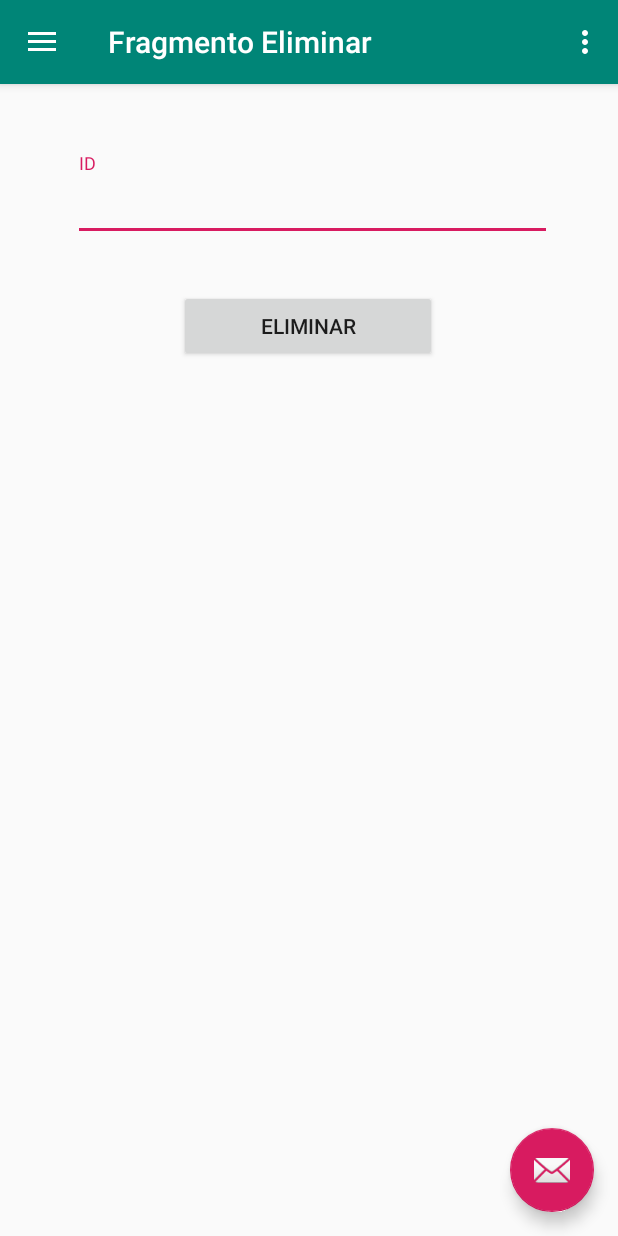
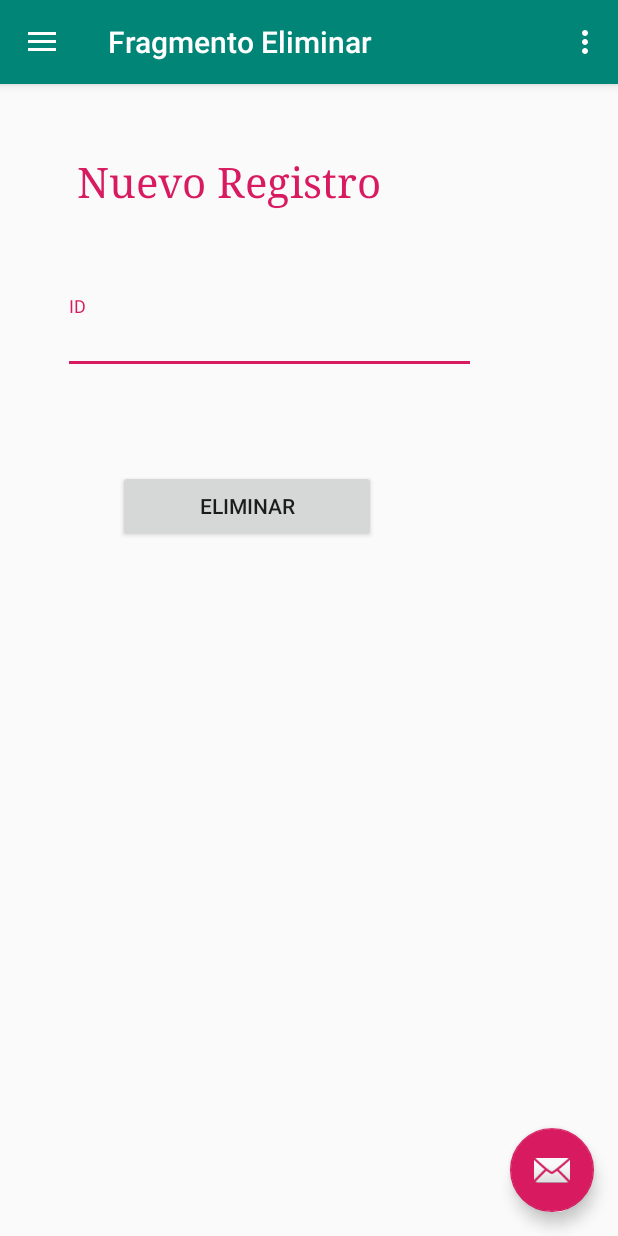
Before and after one commit to lourdesvega/FragmentsA, an Android app: the screen it shows after launch (MainActivity), in the side drawer, after a tap on "Eliminar", on a phone screen of 412 x 824 dp. Run offline under Robolectric (Android 15) with nearby library versions, the phone set to English and light mode, and no system bars.

```diff
--- a/app/src/main/java/com/example/zoologico/Listar.java
+++ b/app/src/main/java/com/example/zoologico/Listar.java
@@ -43,8 +43,9 @@ public class Listar extends Fragment {
         Cursor cursor = sqlite.getRegistro();
         ArrayList<String> reg = sqlite.getAnimal(cursor);
 
-        ArrayAdapter<String> adaptador= new ArrayAdapter<String>(getContext(),android.R.layout.simple_list_item_1,reg);
+        ArrayAdapter<String> adaptador = new ArrayAdapter<String>(getContext(),android.R.layout.simple_list_item_1,reg);
         l.setAdapter(adaptador);
+
         return view;
 
     }
--- a/app/src/main/res/layout/fragment_eliminar.xml
+++ b/app/src/main/res/layout/fragment_eliminar.xml
@@ -14,22 +14,37 @@
         android:layout_height="wrap_content"
         android:padding="30dp"
         tools:context=".Eliminar">
+        <TextView
+            android:id="@+id/textView3"
+            android:layout_width="237dp"
+            android:layout_height="55dp"
+            android:layout_marginStart="4dp"
+            android:layout_marginTop="16dp"
+            android:fontFamily="serif"
+            android:text="Nuevo Registro"
+            android:textAlignment="center"
+            android:textAppearance="@style/TextAppearance.AppCompat.Body1"
+            android:textColor="@color/colorAccent"
+            android:textSize="28dp"
+            app:layout_constraintStart_toStartOf="parent"
+            app:layout_constraintTop_toTopOf="parent" />
 
         <com.google.android.material.textfield.TextInputLayout
             android:id="@+id/textInputLayout6"
-            android:layout_width="315dp"
-            android:layout_height="59dp"
+            android:layout_width="283dp"
+            android:layout_height="64dp"
             android:layout_marginStart="8dp"
-            android:layout_marginTop="16dp"
+            android:layout_marginTop="40dp"
             android:layout_marginEnd="8dp"
             app:layout_constraintEnd_toEndOf="parent"
+            app:layout_constraintHorizontal_bias="0.071"
             app:layout_constraintStart_toStartOf="parent"
-            app:layout_constraintTop_toTopOf="parent">
+            app:layout_constraintTop_toBottomOf="@+id/textView3">
 
             <com.google.android.material.textfield.TextInputEditText
                 android:id="@+id/ideliminar"
-                android:layout_width="327dp"
-                android:layout_height="48dp"
+                android:layout_width="275dp"
+                android:layout_height="41dp"
                 android:hint="ID" />
 
 
@@ -39,10 +54,10 @@
             android:id="@+id/btneliminar"
             android:layout_width="172dp"
             android:layout_height="48dp"
-            android:layout_marginTop="32dp"
+            android:layout_marginTop="52dp"
             android:text="eliminar"
             app:layout_constraintEnd_toEndOf="parent"
-            app:layout_constraintHorizontal_bias="0.497"
+            app:layout_constraintHorizontal_bias="0.271"
             app:layout_constraintStart_toStartOf="parent"
             app:layout_constraintTop_toBottomOf="@+id/textInputLayout6" />
 
--- a/app/src/main/res/layout/fragment_modificar.xml
+++ b/app/src/main/res/layout/fragment_modificar.xml
@@ -197,8 +197,8 @@
             android:id="@+id/textView3"
             android:layout_width="297dp"
             android:layout_height="45dp"
-            android:layout_marginStart="48dp"
-            android:layout_marginTop="8dp"
+            android:layout_marginStart="8dp"
+            android:layout_marginTop="16dp"
             android:layout_marginEnd="8dp"
             android:fontFamily="serif"
             android:text="Modificar Registro"
@@ -207,6 +207,7 @@
             android:textColor="@color/colorAccent"
             android:textSize="28dp"
             app:layout_constraintEnd_toEndOf="parent"
+            app:layout_constraintHorizontal_bias="0.0"
             app:layout_constraintStart_toStartOf="parent"
             app:layout_constraintTop_toTopOf="parent" />
 
--- a/app/src/main/res/values/Array.xml
+++ b/app/src/main/res/values/Array.xml
@@ -1,27 +1,35 @@
 <?xml version="1.0" encoding="utf-8"?>
 <resources>
     <string-array name="opciones">
-        <item>Selecciona opciones</item>
+        <item>Selecciona una clasificación</item>
         <item>Reptiles</item>
         <item>Aereos</item>
         <item>Terrestres</item>
         <item>Acuaticos</item>
     </string-array>
 
-    <string-array name="sexo">
+    <string-array name="sx">
         <item>Masculino</item>
         <item>Femenino</item>
     </string-array>
-
 
     <string-array name="o0">
         <item>No ha seleccionado una clasificación</item>
     </string-array>
 
+    <string-array name="o1">
+        <item>Elija tipo de animal</item>
+        <item>Serpiente</item>
+        <item>Iguana</item>
+        <item>Cocodrilo</item>
+    </string-array>
+
     <string-array name="o2">
-        <item>Elija el tipo de animal</item>
+        <item>Elija tipo de animal</item>
         <item>Flamenco</item>
         <item>Buho</item>
+        <item>Pato</item>
+        <item>Halcon</item>
     </string-array>
 
     <string-array name="o3">
@@ -39,4 +47,5 @@
         <item>Ballena</item>
         <item>Mantarraya</item>
     </string-array>
+
 </resources>
```
Also changed, not shown: app/src/main/java/com/example/zoologico/Crear.java (+9 -12 lines), app/src/main/java/com/example/zoologico/SQLite.java (+10 -9 lines), app/src/main/res/layout/fragment_crear.xml (+14 -14 lines), app/src/main/res/layout/fragment_listar.xml (+8 -21 lines).
